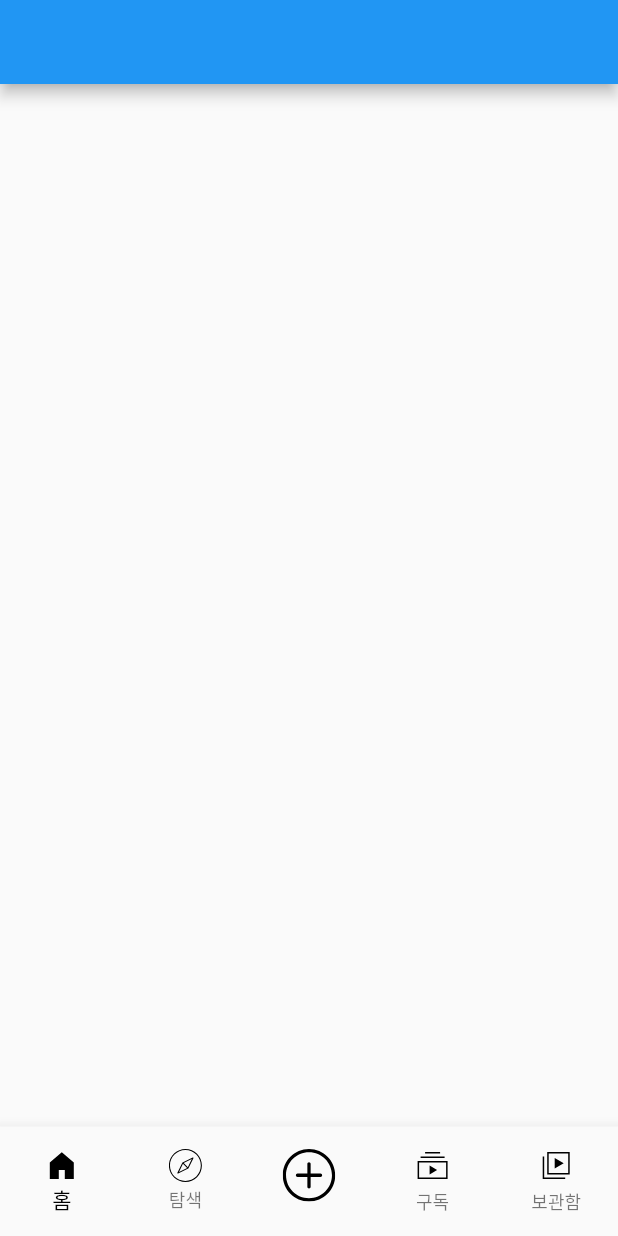
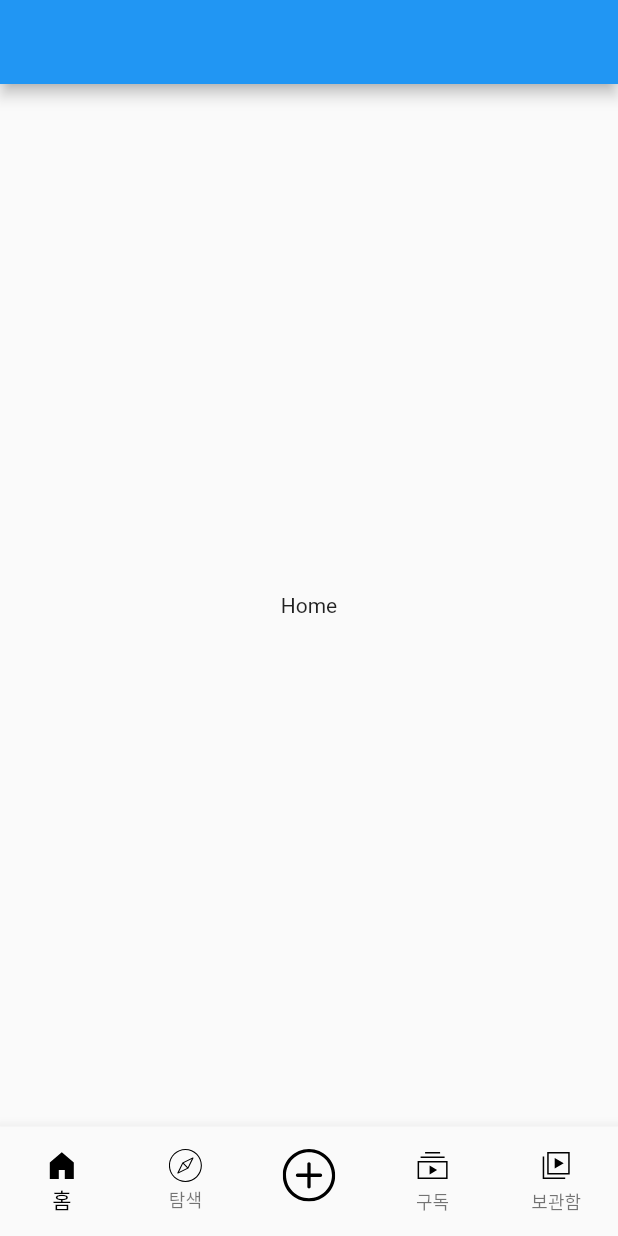
Before and after one commit to kicok/flutter_youtube_clone_sample, a Flutter app: the screen it shows after launch, on a phone screen of 412 x 824 dp. Run offline on Flutter 3.47's test engine with Material 2 defaults, Android fonts, the phone set to English and light mode, and no system bars; our stand-ins replace flutter_svg, get.

Commit message:
bottomSheet를 통한 body 변경

```diff
--- a/lib/src/app.dart
+++ b/lib/src/app.dart
@@ -1,5 +1,9 @@
 import 'package:flutter/material.dart';
 import 'package:flutter_svg/svg.dart';
+import 'package:flutter_youtube_clone_sample/src/pages/explore.dart';
+import 'package:flutter_youtube_clone_sample/src/pages/home.dart';
+import 'package:flutter_youtube_clone_sample/src/pages/library.dart';
+import 'package:flutter_youtube_clone_sample/src/pages/subscribe.dart';
 import 'package:get/get_state_manager/get_state_manager.dart';
 
 import 'controller/app_controller.dart';
@@ -10,7 +14,21 @@
   @override
   Widget build(BuildContext context) {
     return Scaffold(
-      appBar: AppBar(),
+      body: Obx(() {
+        switch (RouteName.values[controller.currentIndex.value]) {
+          case RouteName.home:
+            return const Home();
+          case RouteName.explore:
+            return const Explore();
+          // case RouteName.add:
+          //   return const Home();
+          case RouteName.subs:
+            return const Subscribe();
+          case RouteName.library:
+            return const Library();
+        }
+        return Container();
+      }),
       bottomNavigationBar: Obx(
         () => BottomNavigationBar(
           type: BottomNavigationBarType.fixed,
--- a/lib/src/controller/app_controller.dart
+++ b/lib/src/controller/app_controller.dart
@@ -1,4 +1,6 @@
 import 'package:get/get.dart';
+
+enum RouteName { home, explore, add, subs, library }
 
 class AppController extends GetxService {
   //static AppController get to => Get.find();
--- /dev/null
+++ b/lib/src/pages/home.dart
@@ -0,0 +1,15 @@
+import 'package:flutter/material.dart';
+
+class Home extends StatelessWidget {
+  const Home({Key? key}) : super(key: key);
+
+  @override
+  Widget build(BuildContext context) {
+    return Scaffold(
+      appBar: AppBar(),
+      body: const Center(
+        child: Text("Home"),
+      ),
+    );
+  }
+}
```
Also changed, not shown: lib/src/pages/explore.dart (added, +15 -0 lines), lib/src/pages/library.dart (added, +15 -0 lines), lib/src/pages/subscribe.dart (added, +15 -0 lines).
